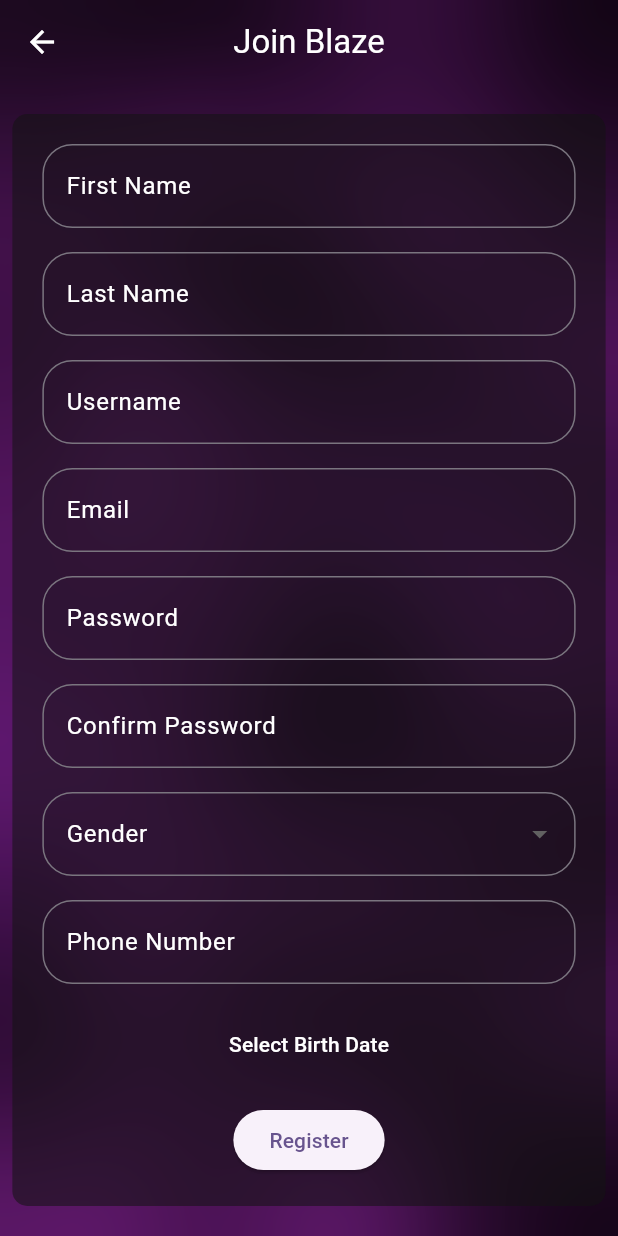
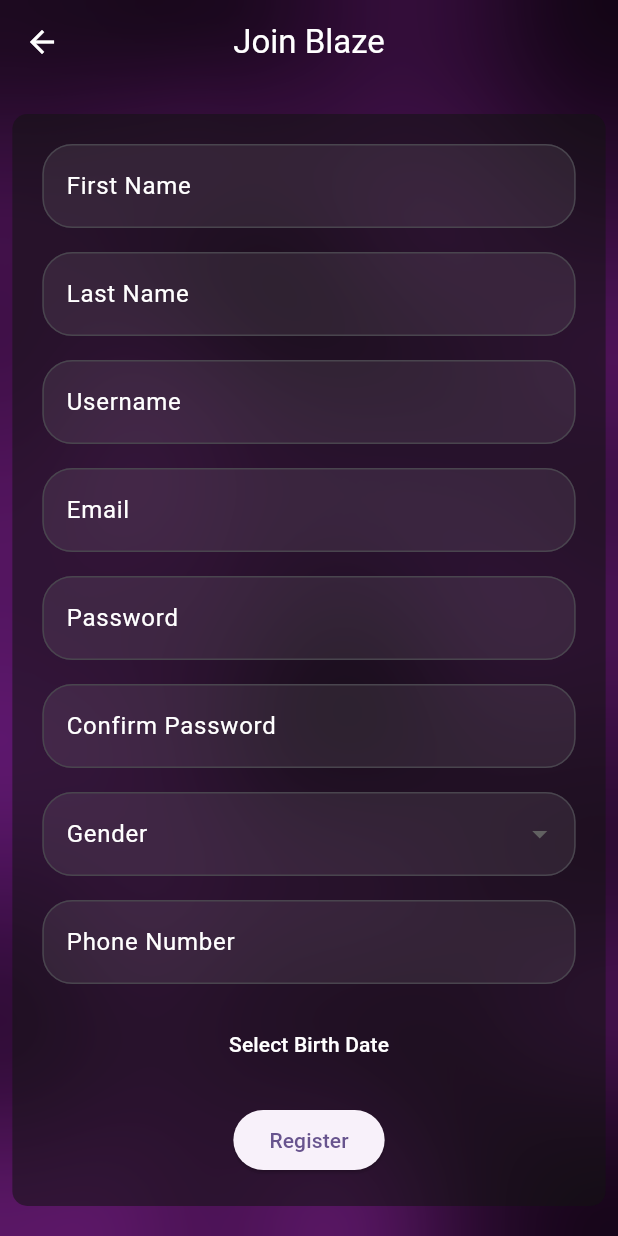
Before and after one commit to youssefdawood197/Blaze-test, a Flutter app: the screen it shows after launch, after a tap on "Login", after a tap on "Don't have an account? Sign up", on a phone screen of 412 x 824 dp. Run offline on Flutter 3.47's test engine with Material 3 defaults, Android fonts, the phone set to English and light mode, and no system bars.

Commit message:
Login and Register

```diff
--- a/lib/Authntication/Login_Page.dart
+++ b/lib/Authntication/Login_Page.dart
@@ -20,7 +20,6 @@
           style: TextStyle(color: Colors.white),
         ),
         centerTitle: true, // Centers the title
-
       ),
       body: DynamicBackground(
         child: Center(
@@ -81,10 +80,17 @@
           // Email Field
           TextFormField(
             controller: _emailController,
+            style: TextStyle(color: Colors.white), // Input text color set to white
             decoration: InputDecoration(
               labelText: 'Email',
               hintText: 'Enter your email',
-              border: OutlineInputBorder(),
+              labelStyle: TextStyle(color: Colors.white), // Label color
+              hintStyle: TextStyle(color: Colors.white70), // Hint color
+              border: OutlineInputBorder(
+                borderRadius: BorderRadius.circular(20.0), // Rounded corners
+              ),
+              filled: true, // Fill color for input field
+              fillColor: Color.fromARGB(20, 255, 255, 255), // Light opacity
             ),
             keyboardType: TextInputType.emailAddress,
             validator: (value) {
@@ -101,10 +107,17 @@
           // Password Field
           TextFormField(
             controller: _passwordController,
+            style: TextStyle(color: Colors.white), // Input text color set to white
             decoration: InputDecoration(
               labelText: 'Password',
               hintText: 'Enter your password',
-              border: OutlineInputBorder(),
+              labelStyle: TextStyle(color: Colors.white), // Label color
+              hintStyle: TextStyle(color: Colors.white70), // Hint color
+              border: OutlineInputBorder(
+                borderRadius: BorderRadius.circular(20.0), // Rounded corners
+              ),
+              filled: true, // Fill color for input field
+              fillColor: Color.fromARGB(20, 255, 255, 255), // Light opacity
             ),
             obscureText: true,
             validator: (value) {
--- a/lib/Authntication/Register_Page.dart
+++ b/lib/Authntication/Register_Page.dart
@@ -107,6 +107,9 @@
               border: OutlineInputBorder(
                 borderRadius: BorderRadius.circular(20.0),
               ),
+              filled: true, // Fill color for input field
+              fillColor: Color.fromARGB(20, 255, 255, 255), // Light opacity
+
             ),
             validator: (value) {
               if (value == null || value.isEmpty) {
@@ -128,6 +131,9 @@
               border: OutlineInputBorder(
                 borderRadius: BorderRadius.circular(20.0),
               ),
+              filled: true, // Fill color for input field
+              fillColor: Color.fromARGB(20, 255, 255, 255), // Light opacity
+
             ),
             validator: (value) {
               if (value == null || value.isEmpty) {
@@ -149,6 +155,9 @@
               border: OutlineInputBorder(
                 borderRadius: BorderRadius.circular(20.0),
               ),
+              filled: true, // Fill color for input field
+              fillColor: Color.fromARGB(20, 255, 255, 255), // Light opacity
+
             ),
             validator: (value) {
               if (value == null || value.isEmpty) {
@@ -170,6 +179,9 @@
               border: OutlineInputBorder(
                 borderRadius: BorderRadius.circular(20.0),
               ),
+              filled: true, // Fill color for input field
+              fillColor: Color.fromARGB(20, 255, 255, 255), // Light opacity
+
             ),
             keyboardType: TextInputType.emailAddress,
             validator: (value) {
@@ -195,6 +207,9 @@
               border: OutlineInputBorder(
                 borderRadius: BorderRadius.circular(20.0),
               ),
+              filled: true, // Fill color for input field
+              fillColor: Color.fromARGB(20, 255, 255, 255), // Light opacity
+
             ),
             obscureText: true,
             validator: (value) {
@@ -220,6 +235,9 @@
               border: OutlineInputBorder(
                 borderRadius: BorderRadius.circular(20.0),
               ),
+              filled: true, // Fill color for input field
+              fillColor: Color.fromARGB(20, 255, 255, 255), // Light opacity
+
             ),
             obscureText: true,
             validator: (value) {
@@ -251,6 +269,9 @@
               border: OutlineInputBorder(
                 borderRadius: BorderRadius.circular(20.0),
               ),
+              filled: true, // Fill color for input field
+              fillColor: Color.fromARGB(20, 255, 255, 255), // Light opacity
+
             ),
             validator: (value) {
               if (value == null || value.isEmpty) {
@@ -272,6 +293,9 @@
               border: OutlineInputBorder(
                 borderRadius: BorderRadius.circular(20.0),
               ),
+              filled: true, // Fill color for input field
+              fillColor: Color.fromARGB(20, 255, 255, 255), // Light opacity
+
             ),
             keyboardType: TextInputType.phone,
             validator: (value) {
@@ -283,6 +307,7 @@
           ),
           SizedBox(height: 16.0),
           // Birth Date Field
+// Birth Date Field
           TextButton(
             onPressed: () async {
               final pickedDate = await showDatePicker(
@@ -300,7 +325,7 @@
             child: Text(
               _birthDate == null
                   ? 'Select Birth Date'
-                  : 'Birth Date: ${_birthDate!.toLocal()}'.split(' ')[0],
+                  : 'Birth Date: ${_birthDate!.day.toString().padLeft(2, '0')}-${_birthDate!.month.toString().padLeft(2, '0')}-${_birthDate!.year}',
               style: TextStyle(color: Colors.white),
             ),
           ),
```
